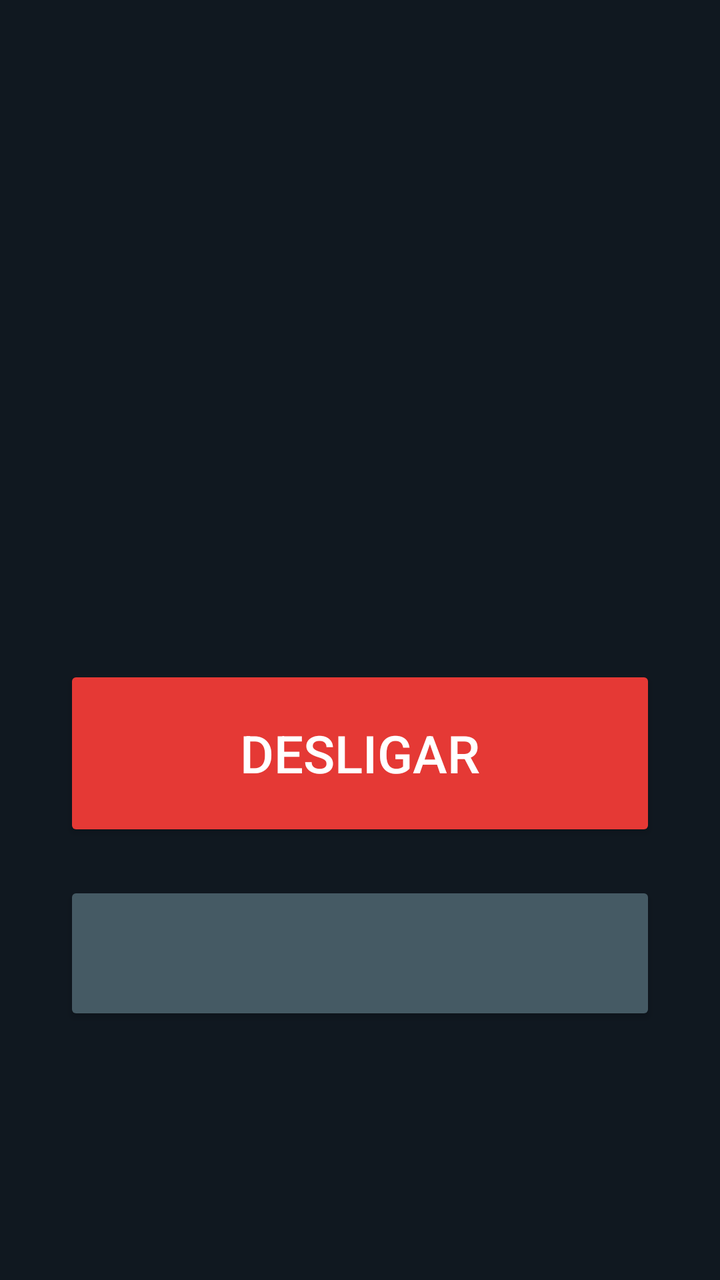
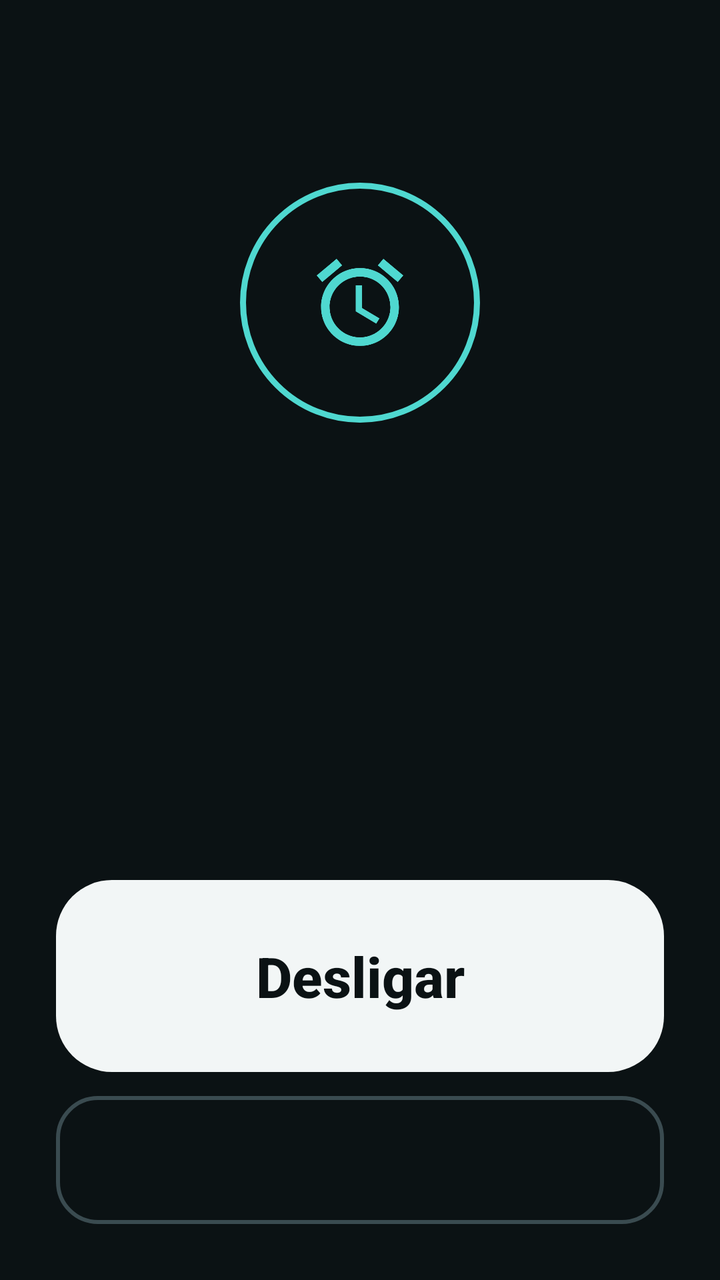

Compare the two renders of this Android layout. The source of the first and the diff that turns it into the second are given below.
<!-- AndroidManifest.xml: activity theme Tema.Tocando -->
<!-- res/layout/activity_tocando.xml -->
<?xml version="1.0" encoding="utf-8"?>
<LinearLayout xmlns:android="http://schemas.android.com/apk/res/android"
    android:layout_width="match_parent"
    android:layout_height="match_parent"
    android:background="#101820"
    android:gravity="center"
    android:orientation="vertical"
    android:padding="32dp">

    <TextView
        android:id="@+id/hora"
        android:layout_width="wrap_content"
        android:layout_height="wrap_content"
        android:textColor="#FFFFFF"
        android:textSize="84sp"
        android:textStyle="bold" />

    <TextView
        android:id="@+id/info"
        android:layout_width="wrap_content"
        android:layout_height="wrap_content"
        android:layout_marginBottom="64dp"
        android:textColor="#CCFFFFFF"
        android:textSize="22sp" />

    <Button
        android:id="@+id/btnDesligar"
        android:layout_width="match_parent"
        android:layout_height="88dp"
        android:backgroundTint="#E53935"
        android:text="Desligar"
        android:textColor="#FFFFFF"
        android:textSize="26sp" />

    <Button
        android:id="@+id/btnSoneca"
        android:layout_width="match_parent"
        android:layout_height="72dp"
        android:layout_marginTop="20dp"
        android:backgroundTint="#455A64"
        android:textColor="#FFFFFF"
        android:textSize="20sp" />
</LinearLayout>
<!-- resources referenced by this layout -->
<resources>
  <style name="Tema.Tocando" parent="android:Theme.Material.NoActionBar.Fullscreen">
          <item name="android:windowBackground">#101820</item>
      </style>
</resources>

<!-- the commit's change to res/layout/activity_tocando.xml (unified diff, before → after) -->
@@ -2,16 +2,31 @@
 <LinearLayout xmlns:android="http://schemas.android.com/apk/res/android"
     android:layout_width="match_parent"
     android:layout_height="match_parent"
-    android:background="#101820"
-    android:gravity="center"
+    android:background="#0B1214"
+    android:gravity="center_horizontal"
     android:orientation="vertical"
-    android:padding="32dp">
+    android:padding="28dp">
+
+    <View
+        android:layout_width="0dp"
+        android:layout_height="0dp"
+        android:layout_weight="1" />
+
+    <ImageView
+        android:layout_width="120dp"
+        android:layout_height="120dp"
+        android:background="@drawable/bg_pulso"
+        android:contentDescription="Alarme tocando"
+        android:padding="34dp"
+        android:src="@drawable/ic_alarme"
+        android:tint="#4FD8D0" />
 
     <TextView
         android:id="@+id/hora"
         android:layout_width="wrap_content"
         android:layout_height="wrap_content"
-        android:textColor="#FFFFFF"
+        android:layout_marginTop="18dp"
+        android:textColor="#F2F6F6"
         android:textSize="84sp"
         android:textStyle="bold" />
 
@@ -19,25 +34,36 @@
         android:id="@+id/info"
         android:layout_width="wrap_content"
         android:layout_height="wrap_content"
-        android:layout_marginBottom="64dp"
-        android:textColor="#CCFFFFFF"
-        android:textSize="22sp" />
+        android:textColor="#F2F6F6"
+        android:textSize="26sp"
+        android:textStyle="bold" />
+
+    <View
+        android:layout_width="0dp"
+        android:layout_height="0dp"
+        android:layout_weight="1" />
 
     <Button
         android:id="@+id/btnDesligar"
         android:layout_width="match_parent"
-        android:layout_height="88dp"
-        android:backgroundTint="#E53935"
+        android:layout_height="96dp"
+        android:background="@drawable/bg_desligar"
+        android:stateListAnimator="@null"
         android:text="Desligar"
-        android:textColor="#FFFFFF"
-        android:textSize="26sp" />
+        android:textAllCaps="false"
+        android:textColor="#0B1214"
+        android:textSize="28sp"
+        android:textStyle="bold" />
 
     <Button
         android:id="@+id/btnSoneca"
         android:layout_width="match_parent"
-        android:layout_height="72dp"
-        android:layout_marginTop="20dp"
-        android:backgroundTint="#455A64"
-        android:textColor="#FFFFFF"
-        android:textSize="20sp" />
+        android:layout_height="64dp"
+        android:layout_marginTop="12dp"
+        android:background="@drawable/bg_soneca"
+        android:stateListAnimator="@null"
+        android:textAllCaps="false"
+        android:textColor="#F2F6F6"
+        android:textSize="18sp"
+        android:textStyle="bold" />
 </LinearLayout>
<!-- resource entries referenced after the edit -->
@@ -1,7 +1,36 @@
 <!-- resources referenced by this layout -->
 <resources>
+  <!-- drawable bg_desligar (drawable) -->
+  <?xml version="1.0" encoding="utf-8"?>
+  <shape xmlns:android="http://schemas.android.com/apk/res/android" android:shape="rectangle">
+      <solid android:color="#F2F6F6" />
+      <corners android:radius="28dp" />
+  </shape>
+  <!-- drawable bg_pulso (drawable) -->
+  <?xml version="1.0" encoding="utf-8"?>
+  <shape xmlns:android="http://schemas.android.com/apk/res/android" android:shape="oval">
+      <solid android:color="#00000000" />
+      <stroke android:width="3dp" android:color="#4FD8D0" />
+  </shape>
+  <!-- drawable bg_soneca (drawable) -->
+  <?xml version="1.0" encoding="utf-8"?>
+  <shape xmlns:android="http://schemas.android.com/apk/res/android" android:shape="rectangle">
+      <solid android:color="#00000000" />
+      <stroke android:width="2dp" android:color="#3A4B50" />
+      <corners android:radius="20dp" />
+  </shape>
+  <!-- drawable ic_alarme (drawable) -->
+  <vector xmlns:android="http://schemas.android.com/apk/res/android"
+      android:width="24dp"
+      android:height="24dp"
+      android:viewportWidth="24"
+      android:viewportHeight="24">
+      <path
+          android:fillColor="#FFFFFFFF"
+          android:pathData="M22,5.72l-4.6,-3.86 -1.29,1.53 4.6,3.86L22,5.72zM7.88,3.39L6.6,1.86 2,5.71l1.29,1.53 4.59,-3.85zM12.5,8L11,8v6l4.75,2.85 0.75,-1.23 -4,-2.37L12.5,8zM12,4c-4.97,0 -9,4.03 -9,9s4.02,9 9,9c4.97,0 9,-4.03 9,-9s-4.03,-9 -9,-9zM12,20c-3.87,0 -7,-3.13 -7,-7s3.13,-7 7,-7 7,3.13 7,7 -3.13,7 -7,7z" />
+  </vector>
   <style name="Tema.Tocando" parent="android:Theme.Material.NoActionBar.Fullscreen">
-          <item name="android:windowBackground">#101820</item>
+          <item name="android:windowBackground">#0B1214</item>
       </style>
 </resources>
 
